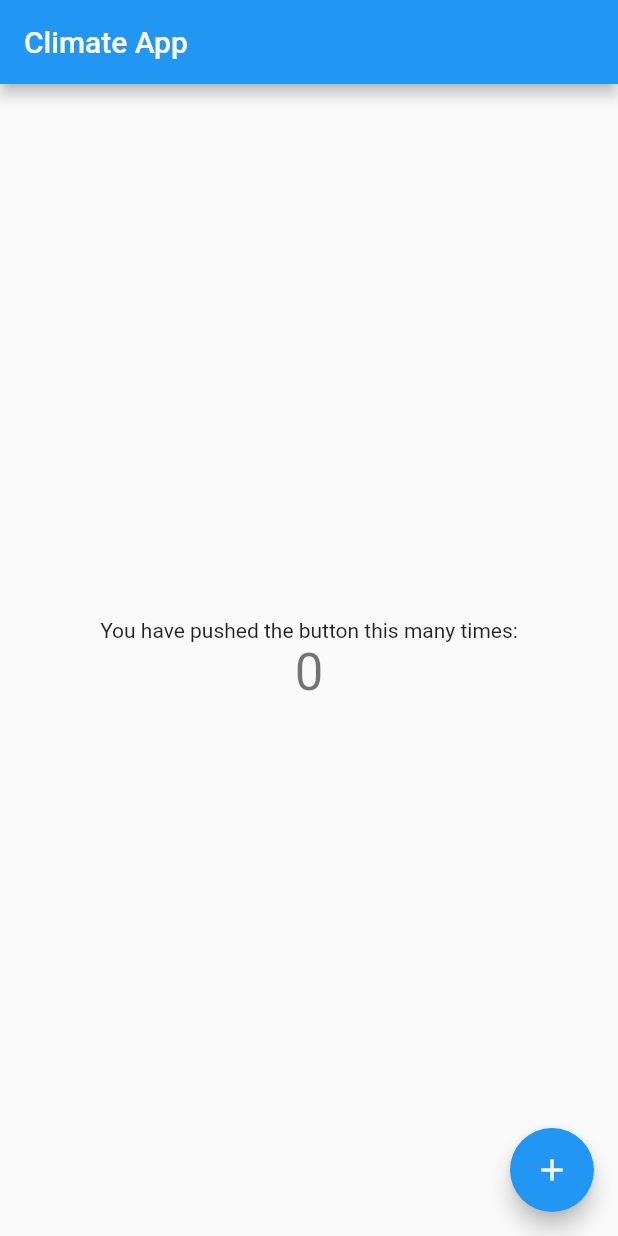
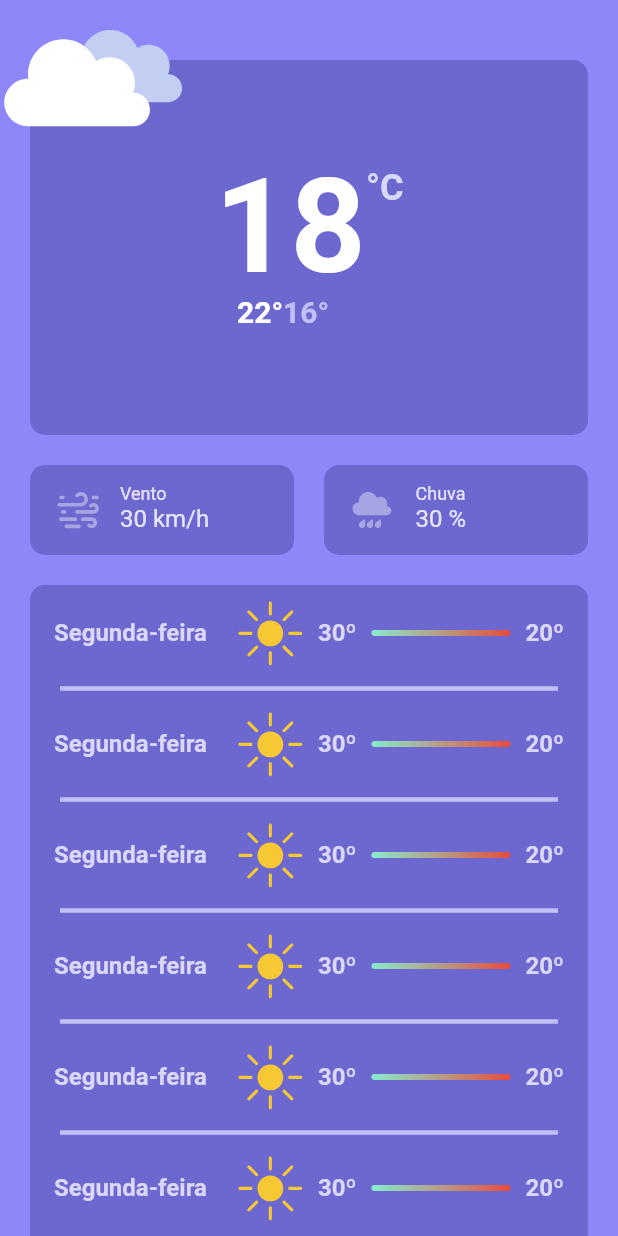
Before and after one commit to Jhonmt-cpu/climateApp, a Flutter app: the screen it shows after launch, on a phone screen of 412 x 824 dp. Run offline on Flutter 3.47's test engine with Material 2 defaults, Android fonts, the phone set to English and light mode, and no system bars; our stand-ins replace flutter_svg, syncfusion_flutter_gauges.

Commit message:
created the ui

```diff
--- a/lib/app/helpers/app_colors.dart
+++ b/lib/app/helpers/app_colors.dart
@@ -3,6 +3,7 @@ import 'package:flutter/material.dart';
 class AppColors {
   static const Color white = Color(0xFFFFFFFF);
   static const Color waterGreen = Color(0xFF87EBCD);
+  static const Color redTemperature = Color(0xFFE74C3C);
   static const Color transparent = Colors.transparent;
 
   static const int _primary = 0xFF6D67D0;
--- a/lib/app/helpers/app_strings.dart
+++ b/lib/app/helpers/app_strings.dart
@@ -1,4 +1,5 @@
 class AppStrings {
+  static const String appName = 'Weather App';
   static const String degrees = '°';
   static const String celsiusDegrees = '°C';
   static const String wind = 'Vento';
--- a/lib/main.dart
+++ b/lib/main.dart
@@ -1,3 +1,6 @@
+import 'package:climate_app/app/helpers/app_colors.dart';
+import 'package:climate_app/app/helpers/app_strings.dart';
+import 'package:climate_app/modules/home/home_page.dart';
 import 'package:flutter/material.dart';
 
 void main() {
@@ -11,108 +14,15 @@ class MyApp extends StatelessWidget {
   @override
   Widget build(BuildContext context) {
     return MaterialApp(
-      title: 'Climate App',
+      title: AppStrings.appName,
+      debugShowCheckedModeBanner: false,
       theme: ThemeData(
-        // This is the theme of your application.
-        //
-        // Try running your application with "flutter run". You'll see the
-        // application has a blue toolbar. Then, without quitting the app, try
-        // changing the primarySwatch below to Colors.green and then invoke
-        // "hot reload" (press "r" in the console where you ran "flutter run",
-        // or simply save your changes to "hot reload" in a Flutter IDE).
-        // Notice that the counter didn't reset back to zero; the application
-        // is not restarted.
-        primarySwatch: Colors.blue,
+        primarySwatch: AppColors.appTheme,
       ),
       initialRoute: '/',
       routes: {
-        '/': (context) => const MyHomePage(title: 'Climate App'),
+        '/': (context) => const HomePage(),
       },
     );
   }
 }
-
-class MyHomePage extends StatefulWidget {
-  const MyHomePage({Key? key, required this.title}) : super(key: key);
-
-  // This widget is the home page of your application. It is stateful, meaning
-  // that it has a State object (defined below) that contains fields that affect
-  // how it looks.
-
-  // This class is the configuration for the state. It holds the values (in this
-  // case the title) provided by the parent (in this case the App widget) and
-  // used by the build method of the State. Fields in a Widget subclass are
-  // always marked "final".
-
-  final String title;
-
-  @override
-  State<MyHomePage> createState() => _MyHomePageState();
-}
-
-class _MyHomePageState extends State<MyHomePage> {
-  int _counter = 0;
-
-  void _incrementCounter() {
-    setState(() {
-      // This call to setState tells the Flutter framework that something has
-      // changed in this State, which causes it to rerun the build method below
-      // so that the display can reflect the updated values. If we changed
-      // _counter without calling setState(), then the build method would not be
-      // called again, and so nothing would appear to happen.
-      _counter++;
-    });
-  }
-
-  @override
-  Widget build(BuildContext context) {
-    // This method is rerun every time setState is called, for instance as done
-    // by the _incrementCounter method above.
-    //
-    // The Flutter framework has been optimized to make rerunning build methods
-    // fast, so that you can just rebuild anything that needs updating rather
-    // than having to individually change instances of widgets.
-    return Scaffold(
-      appBar: AppBar(
-        // Here we take the value from the MyHomePage object that was created by
-        // the App.build method, and use it to set our appbar title.
-        title: Text(widget.title),
-      ),
-      body: Center(
-        // Center is a layout widget. It takes a single child and positions it
-        // in the middle of the parent.
-        child: Column(
-          // Column is also a layout widget. It takes a list of children and
-          // arranges them vertically. By default, it sizes itself to fit its
-          // children horizontally, and tries to be as tall as its parent.
-          //
-          // Invoke "debug painting" (press "p" in the console, choose the
-          // "Toggle Debug Paint" action from the Flutter Inspector in Android
-          // Studio, or the "Toggle Debug Paint" command in Visual Studio Code)
-          // to see the wireframe for each widget.
-          //
-          // Column has various properties to control how it sizes itself and
-          // how it positions its children. Here we use mainAxisAlignment to
-          // center the children vertically; the main axis here is the vertical
-          // axis because Columns are vertical (the cross axis would be
-          // horizontal).
-          mainAxisAlignment: MainAxisAlignment.center,
-          children: <Widget>[
-            const Text(
-              'You have pushed the button this many times:',
-            ),
-            Text(
-              '$_counter',
-              style: Theme.of(context).textTheme.headline4,
-            ),
-          ],
-        ),
-      ),
-      floatingActionButton: FloatingActionButton(
-        onPressed: _incrementCounter,
-        tooltip: 'Increment',
-        child: const Icon(Icons.add),
-      ), // This trailing comma makes auto-formatting nicer for build methods.
-    );
-  }
-}
--- /dev/null
+++ b/lib/modules/home/components/weather_forcast.dart
@@ -0,0 +1,70 @@
+import 'package:climate_app/app/helpers/app_assets.dart';
+import 'package:climate_app/app/helpers/app_colors.dart';
+import 'package:flutter/material.dart';
+import 'package:flutter_svg/svg.dart';
+
+class WeatherForecast extends StatelessWidget {
+  const WeatherForecast({Key? key}) : super(key: key);
+
+  @override
+  Widget build(BuildContext context) {
+    return Container(
+      padding: const EdgeInsets.symmetric(
+        horizontal: 16,
+      ),
+      decoration: BoxDecoration(
+        color: AppColors.primary,
+        borderRadius: BorderRadius.circular(10),
+      ),
+      child: Row(
+        children: [
+          Text(
+            'Segunda-feira',
+            style: TextStyle(
+              fontSize: 16,
+              color: AppColors.primary[100],
+              fontWeight: FontWeight.w700,
+            ),
+          ),
+          Padding(
+            padding: const EdgeInsets.only(left: 10),
+            child: SvgPicture.asset(AppAssets.sunny),
+          ),
+          Text(
+            '30º',
+            style: TextStyle(
+              fontSize: 16,
+              color: AppColors.primary[100],
+              fontWeight: FontWeight.w700,
+            ),
+          ),
+          const SizedBox(width: 10),
+          Expanded(
+            child: Container(
+              height: 4,
+              width: 50,
+              decoration: BoxDecoration(
+                borderRadius: BorderRadius.circular(2),
+                gradient: const LinearGradient(
+                  colors: [
+                    AppColors.waterGreen,
+                    AppColors.redTemperature,
+                  ],
+                ),
+              ),
+            ),
+          ),
+          const SizedBox(width: 10),
+          Text(
+            '20º',
+            style: TextStyle(
+              fontSize: 16,
+              color: AppColors.primary[100],
+              fontWeight: FontWeight.w700,
+            ),
+          ),
+        ],
+      ),
+    );
+  }
+}
--- /dev/null
+++ b/lib/modules/home/components/wheather_badge.dart
@@ -0,0 +1,80 @@
+import 'package:climate_app/app/helpers/app_assets.dart';
+import 'package:climate_app/app/helpers/app_colors.dart';
+import 'package:climate_app/app/helpers/app_strings.dart';
+import 'package:flutter/material.dart';
+import 'package:flutter_svg/svg.dart';
+
+enum BadgeType {
+  wind,
+  rain,
+}
+
+class WeatherBadge extends StatelessWidget {
+  const WeatherBadge({
+    Key? key,
+    required this.type,
+    required this.value,
+  }) : super(key: key);
+
+  final BadgeType type;
+  final int value;
+
+  @override
+  Widget build(BuildContext context) {
+    String asset = '';
+    String title = '';
+    String metric = '';
+
+    switch (type) {
+      case BadgeType.wind:
+        asset = AppAssets.wind;
+        title = AppStrings.wind;
+        metric = AppStrings.windSpeed;
+        break;
+      case BadgeType.rain:
+        asset = AppAssets.rain;
+        title = AppStrings.rain;
+        metric = AppStrings.percentage;
+        break;
+    }
+
+    return Container(
+      height: 60,
+      padding: const EdgeInsets.symmetric(
+        horizontal: 16,
+        vertical: 12,
+      ),
+      decoration: BoxDecoration(
+        color: AppColors.primary[1000],
+        borderRadius: BorderRadius.circular(10),
+      ),
+      child: Row(
+        children: [
+          SvgPicture.asset(
+            asset,
+          ),
+          const SizedBox(width: 12),
+          Column(
+            crossAxisAlignment: CrossAxisAlignment.start,
+            children: [
+              Text(
+                title,
+                style: TextStyle(
+                  color: AppColors.primary[50],
+                  fontSize: 12,
+                ),
+              ),
+              Text(
+                '$value $metric',
+                style: TextStyle(
+                  color: AppColors.primary[50],
+                  fontSize: 16,
+                ),
+              ),
+            ],
+          )
+        ],
+      ),
+    );
+  }
+}
--- /dev/null
+++ b/lib/modules/home/home_page.dart
@@ -0,0 +1,207 @@
+import 'package:climate_app/app/helpers/app_assets.dart';
+import 'package:climate_app/app/helpers/app_colors.dart';
+import 'package:climate_app/app/helpers/app_strings.dart';
+import 'package:climate_app/modules/home/components/weather_forcast.dart';
+import 'package:climate_app/modules/home/components/wheather_badge.dart';
+import 'package:flutter/material.dart';
+import 'package:flutter_svg/svg.dart';
+import 'package:syncfusion_flutter_gauges/gauges.dart';
+
+class HomePage extends StatelessWidget {
+  const HomePage({Key? key}) : super(key: key);
+
+  @override
+  Widget build(BuildContext context) {
+    return Scaffold(
+      appBar: PreferredSize(
+        preferredSize: const Size.fromHeight(20),
+        child: AppBar(
+          elevation: 0,
+        ),
+      ),
+      backgroundColor: AppColors.primary[700],
+      body: SingleChildScrollView(
+        child: Padding(
+          padding: const EdgeInsets.only(
+            right: 20,
+            left: 20,
+            top: 20,
+            bottom: 40,
+          ),
+          child: Column(
+            children: [
+              Stack(
+                children: [
+                  Container(
+                    height: 250,
+                    decoration: BoxDecoration(
+                      color: AppColors.primary[1000],
+                      borderRadius: BorderRadius.circular(10),
+                    ),
+                    child: Center(
+                      child: Column(
+                        mainAxisSize: MainAxisSize.min,
+                        crossAxisAlignment: CrossAxisAlignment.start,
+                        children: [
+                          Row(
+                            mainAxisAlignment: MainAxisAlignment.center,
+                            crossAxisAlignment: CrossAxisAlignment.start,
+                            mainAxisSize: MainAxisSize.min,
+                            children: [
+                              const Text(
+                                '18',
+                                style: TextStyle(
+                                  fontSize: 88,
+                                  fontWeight: FontWeight.w700,
+                                  color: AppColors.white,
+                                  height: 1,
+                                ),
+                              ),
+                              Text(
+                                AppStrings.celsiusDegrees,
+                                style: TextStyle(
+                                  fontSize: 24,
+                                  fontWeight: FontWeight.w700,
+                                  color: AppColors.primary[100],
+                                ),
+                              ),
+                            ],
+                          ),
+                          Row(
+                            mainAxisSize: MainAxisSize.min,
+                            children: [
+                              const SizedBox(width: 15),
+                              const Text(
+                                '22${AppStrings.degrees}',
+                                style: TextStyle(
+                                  fontSize: 20,
+                                  fontWeight: FontWeight.w700,
+                                  color: AppColors.white,
+                                  height: 1,
+                                ),
+                              ),
+                              Text(
+                                '16${AppStrings.degrees}',
+                                style: TextStyle(
+                                  fontSize: 20,
+                                  fontWeight: FontWeight.w700,
+                                  color: AppColors.primary[400],
+                                  height: 1,
+                                ),
+                              ),
+                            ],
+                          )
+                        ],
+                      ),
+                    ),
+                  ),
+                  Container(
+                    transform: Matrix4.translationValues(-23, -50, 0),
+                    child: SvgPicture.asset(
+                      AppAssets.cloudy,
+                      height: 130,
+                    ),
+                  ),
+                ],
+              ),
+              Padding(
+                padding: const EdgeInsets.only(top: 20),
+                child: Row(
+                  children: const [
+                    Expanded(
+                        child: WeatherBadge(
+                      type: BadgeType.wind,
+                      value: 30,
+                    )),
+                    SizedBox(width: 20),
+                    Expanded(
+                        child: WeatherBadge(
+                      type: BadgeType.rain,
+                      value: 30,
+                    )),
+                  ],
+                ),
+              ),
+              Padding(
+                padding: const EdgeInsets.only(top: 20),
+                child: Container(
+                  decoration: BoxDecoration(
+                    color: AppColors.primary[1000],
+                    borderRadius: BorderRadius.circular(10),
+                  ),
+                  child: ListView.separated(
+                    itemCount: 10,
+                    shrinkWrap: true,
+                    physics: const NeverScrollableScrollPhysics(),
+                    itemBuilder: (context, index) {
+                      return const WeatherForecast();
+                    },
+                    separatorBuilder: (context, index) {
+                      return Padding(
+                        padding: const EdgeInsets.symmetric(horizontal: 20),
+                        child: Divider(
+                          color: AppColors.primary[400],
+                          height: 10,
+                          thickness: 3,
+                        ),
+                      );
+                    },
+                  ),
+                ),
+              ),
+              // Stack(
+              //   children: [
+              //     Container(
+              //       height: 200,
+              //       decoration: BoxDecoration(
+              //         color: AppColors.primary[1000],
+              //         borderRadius: BorderRadius.circular(10),
+              //       ),
+              //     ),
+              //     SfRadialGauge(
+              //       axes: <RadialAxis>[
+              //         RadialAxis(
+              //           minimum: 0,
+              //           maximum: 100,
+              //           interval: 4,
+              //           startAngle: 180,
+              //           endAngle: 360,
+              //           showLabels: false,
+              //           showAxisLine: false,
+              //           offsetUnit: GaugeSizeUnit.factor,
+              //           minorTicksPerInterval: 0,
+              //           radiusFactor: 1,
+              //           majorTickStyle: const MajorTickStyle(
+              //             length: 0.05,
+              //             thickness: 3,
+              //             lengthUnit: GaugeSizeUnit.factor,
+              //             color: AppColors.yellow,
+              //           ),
+              //           pointers: const [
+              //             MarkerPointer(
+              //               value: 50,
+              //               markerType: MarkerType.circle,
+              //               color: AppColors.yellow,
+              //               markerHeight: 20,
+              //               markerWidth: 20,
+              //             ),
+              //           ],
+              //           annotations: const [
+              //             GaugeAnnotation(
+              //               angle: 270,
+              //               positionFactor: 0.4,
+              //               widget: Text('16:44'),
+              //             ),
+              //           ],
+              //         ),
+              //       ],
+              //     ),
+              //   ],
+              // ),
+            ],
+          ),
+        ),
+      ),
+    );
+  }
+}
--- a/pubspec.yaml
+++ b/pubspec.yaml
@@ -34,6 +34,8 @@ dependencies:
   # The following adds the Cupertino Icons font to your application.
   # Use with the CupertinoIcons class for iOS style icons.
   cupertino_icons: ^1.0.2
+  flutter_svg: ^1.1.6
+  syncfusion_flutter_gauges: ^21.1.41
 
 dev_dependencies:
   flutter_test:
```
Also changed, not shown: pubspec.lock.
